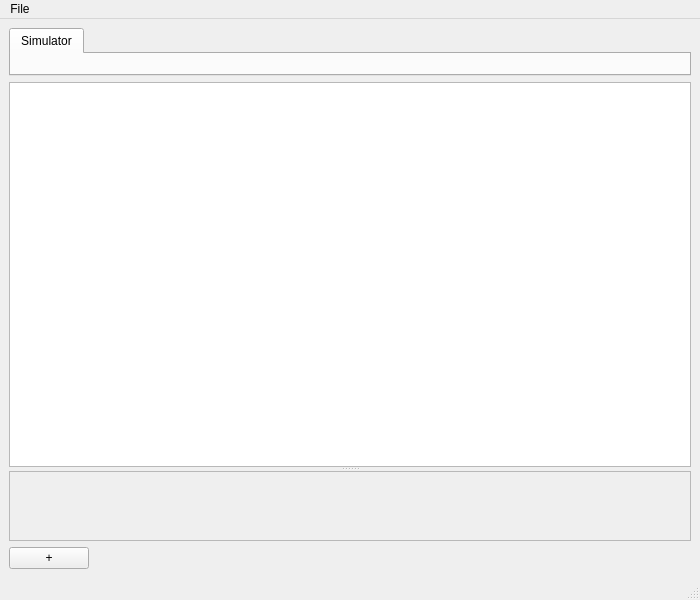
The window that pkmidicron/mainwindow.ui (patrickkidd/pkmidicron) describes before a commit, drawn with Qt 5.
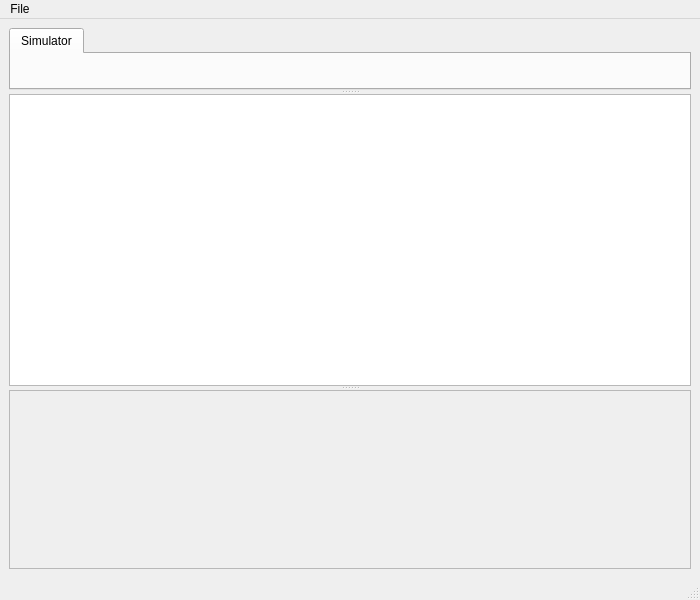
The same window after the commit. Custom widgets are drawn as their Qt base class.

```diff
--- a/pkmidicron/mainwindow.ui
+++ b/pkmidicron/mainwindow.ui
@@ -14,32 +14,57 @@
    <string>PKMidiCron</string>
   </property>
   <widget class="QWidget" name="centralwidget">
-   <layout class="QVBoxLayout" name="verticalLayout" stretch="0,1,0">
+   <layout class="QVBoxLayout" name="verticalLayout">
     <item>
+     <widget class="QSplitter" name="splitter">
+      <property name="orientation">
+       <enum>Qt::Vertical</enum>
+      </property>
      <widget class="QTabWidget" name="tabWidget">
       <widget class="QWidget" name="tabWidgetPage1" native="true">
        <attribute name="title">
         <string>Simulator</string>
        </attribute>
        <layout class="QVBoxLayout" name="verticalLayout_3">
+         <property name="sizeConstraint">
+          <enum>QLayout::SetNoConstraint</enum>
+         </property>
+         <property name="leftMargin">
+          <number>16</number>
+         </property>
+         <property name="topMargin">
+          <number>16</number>
+         </property>
+         <property name="rightMargin">
+          <number>16</number>
+         </property>
+         <property name="bottomMargin">
+          <number>16</number>
+         </property>
         <item>
          <widget class="Simulator" name="simulator" native="true"/>
         </item>
        </layout>
       </widget>
      </widget>
-    </item>
-    <item>
-     <widget class="QSplitter" name="splitter">
-      <property name="orientation">
-       <enum>Qt::Vertical</enum>
-      </property>
       <widget class="QTextEdit" name="activityLog">
+       <property name="sizePolicy">
+        <sizepolicy hsizetype="Expanding" vsizetype="Expanding">
+         <horstretch>0</horstretch>
+         <verstretch>1</verstretch>
+        </sizepolicy>
+       </property>
        <property name="readOnly">
         <bool>true</bool>
        </property>
       </widget>
       <widget class="QScrollArea" name="bindingScroller">
+       <property name="sizePolicy">
+        <sizepolicy hsizetype="Expanding" vsizetype="Expanding">
+         <horstretch>0</horstretch>
+         <verstretch>1</verstretch>
+        </sizepolicy>
+       </property>
        <property name="widgetResizable">
         <bool>true</bool>
        </property>
@@ -49,36 +74,39 @@
           <x>0</x>
           <y>0</y>
           <width>674</width>
-          <height>155</height>
+          <height>201</height>
          </rect>
         </property>
-       </widget>
-      </widget>
-     </widget>
-    </item>
-    <item>
-     <layout class="QHBoxLayout" name="horizontalLayout">
-      <item>
-       <widget class="QPushButton" name="addBindingButton">
-        <property name="text">
-         <string>+</string>
-        </property>
-       </widget>
-      </item>
+        <layout class="QVBoxLayout" name="bindingsLayout">
+         <property name="leftMargin">
+          <number>0</number>
+         </property>
+         <property name="topMargin">
+          <number>0</number>
+         </property>
+         <property name="rightMargin">
+          <number>0</number>
+         </property>
+         <property name="bottomMargin">
+          <number>0</number>
+         </property>
       <item>
-       <spacer name="horizontalSpacer">
+          <spacer name="verticalSpacer">
         <property name="orientation">
-         <enum>Qt::Horizontal</enum>
+            <enum>Qt::Vertical</enum>
         </property>
         <property name="sizeHint" stdset="0">
          <size>
-          <width>40</width>
-          <height>20</height>
+             <width>20</width>
+             <height>116</height>
          </size>
         </property>
        </spacer>
       </item>
      </layout>
+       </widget>
+      </widget>
+     </widget>
     </item>
    </layout>
   </widget>
```
Left out of the diff: 5 changed lines with no effect on the pictures. Lines whose indentation alone changed are shown as unchanged.
